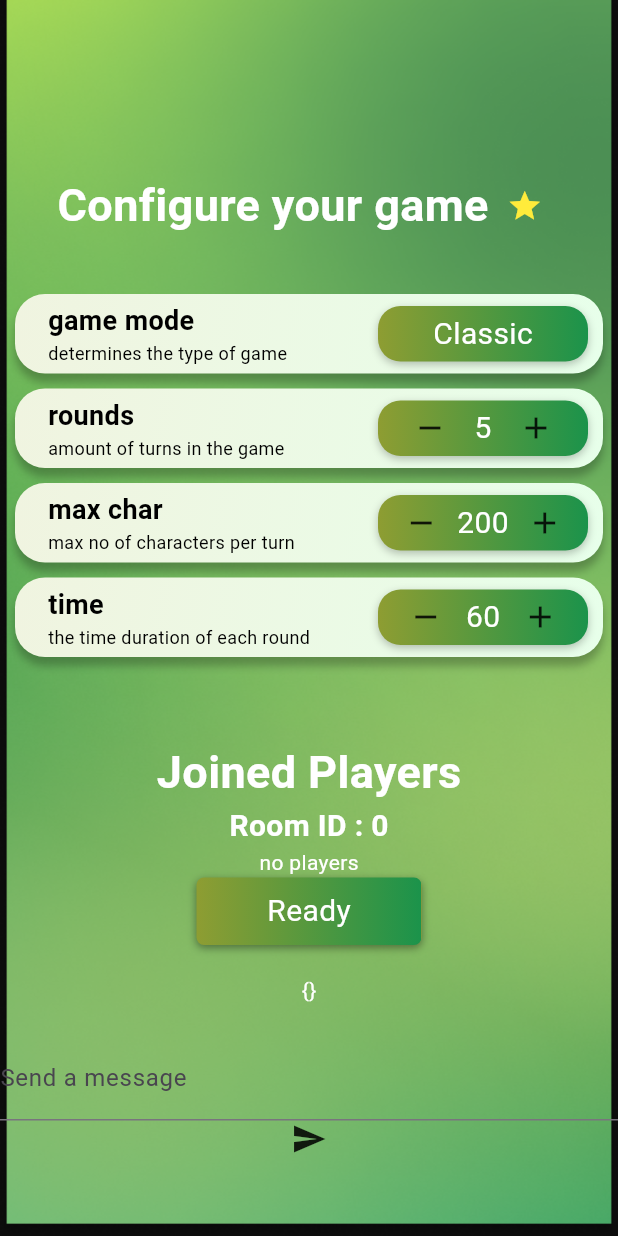
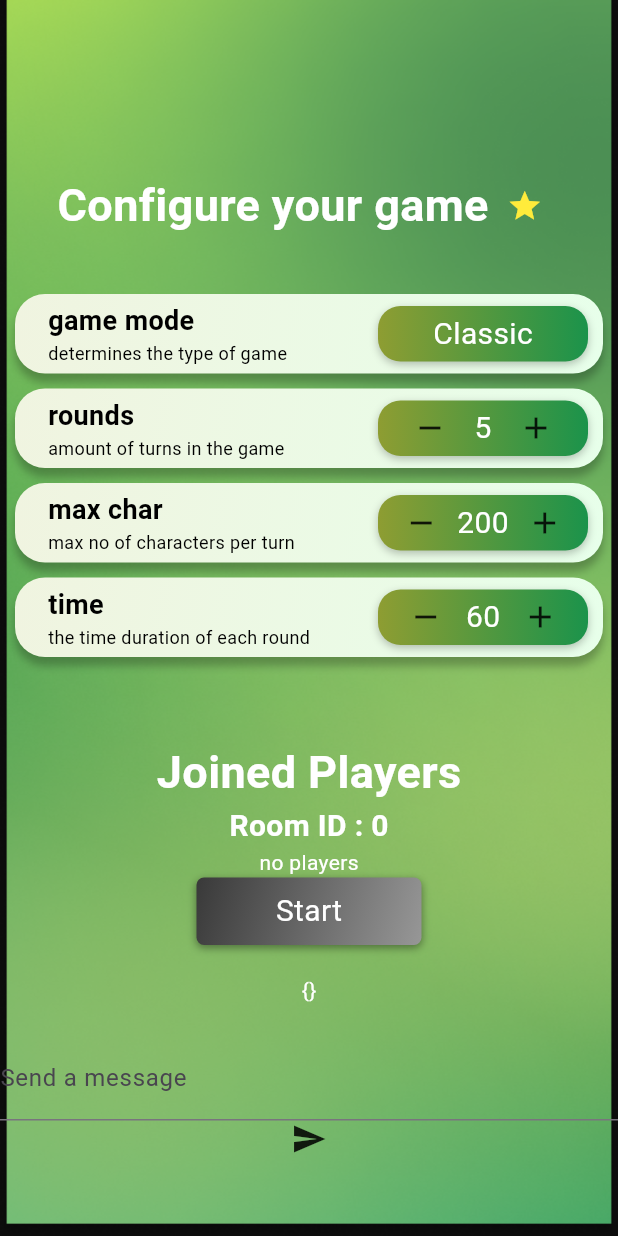
Before and after one commit to FrostyCake47/TextTales, a Flutter app: the LobbyScreen screen opened by its route, after a tap on the "star" icon, on a phone screen of 412 x 824 dp. Run offline on Flutter 3.47's test engine with Material 3 defaults, Android fonts, the phone set to English and light mode, and no system bars; our stand-ins replace firebase_auth, firebase_core, flutter_riverpod, flutter_spinkit, flutter_svg, fluttertoast and 4 more; missing offline and left inert: dart:ffi; accounts and stored records are empty; network calls fail; Roboto replaces fonts that are missing (Poppins).

Commit message:
leader start

```diff
--- a/lib/components/readybutton.dart
+++ b/lib/components/readybutton.dart
@@ -1,12 +1,22 @@
 import 'package:flutter/material.dart';
 import 'package:texttales/constants/colors.dart';
 import 'package:texttales/constants/textstyles.dart';
+import 'package:texttales/models/lobbystatus.dart';
 
 class ReadyButton extends StatelessWidget {
-  const ReadyButton({super.key});
+  final String mode;
+  final bool isReady;
+  final LobbyStatus lobbyStatus;
+  const ReadyButton({super.key, required this.isReady, required this.mode, required this.lobbyStatus});
 
   @override
   Widget build(BuildContext context) {
+    int readyCount = 0;
+    lobbyStatus.readyPlayers.forEach((_playerId, state) {
+      if(state == true) readyCount++;
+    });
+    int playerCount = lobbyStatus.currentPlayers.length;
+
     return Container(
       width: 150,
       height: 45,
@@ -14,7 +24,8 @@ class ReadyButton extends StatelessWidget {
       padding: EdgeInsets.symmetric(horizontal: 10, vertical: 4),
       decoration: BoxDecoration(
         borderRadius: BorderRadius.circular(5),
-        gradient: configCardInnerGradient,
+        gradient: (mode == 'create') ? (playerCount-1 == readyCount ? configCardInnerGradient : playerCardNotStart)
+         : (isReady ? playerCardNotReady : configCardInnerGradient),
 
         boxShadow: const [
           BoxShadow(
@@ -25,7 +36,10 @@ class ReadyButton extends StatelessWidget {
           ),
         ],
       ),
-      child: Center(child: Text('Ready', style: textMedium.copyWith(color: Colors.white),))
+      child: mode == 'create' ? (Center(child: Text('Start', style: textMedium.copyWith(color: Colors.white),))) :
+      Center(child: Text(isReady ? 'Not Ready' : 'Ready', style: textMedium.copyWith(color: Colors.white),)),
+
+
     );
 
   }
--- a/lib/constants/colors.dart
+++ b/lib/constants/colors.dart
@@ -46,3 +46,19 @@ const Gradient playerCardReady = LinearGradient(
   end: FractionalOffset.bottomRight,
   tileMode: TileMode.repeated
 );
+
+const Gradient playerCardNotReady = LinearGradient(
+  colors: [Color.fromARGB(255, 202, 88, 99),Color.fromARGB(255, 223, 140, 80)],
+  stops: [0.0, 1.0],
+  begin: FractionalOffset.topLeft,
+  end: FractionalOffset.bottomRight,
+  tileMode: TileMode.repeated
+);
+
+const Gradient playerCardNotStart = LinearGradient(
+  colors: [Color.fromARGB(255, 57, 57, 57),Color.fromARGB(255, 151, 151, 151)],
+  stops: [0.0, 1.0],
+  begin: FractionalOffset.topLeft,
+  end: FractionalOffset.bottomRight,
+  tileMode: TileMode.repeated
+);
--- a/lib/models/lobbystatus.dart
+++ b/lib/models/lobbystatus.dart
@@ -69,8 +69,8 @@ class LobbyStatus {
     return LobbyStatus(
       map['roomId'] != null ? map['roomId'] as int : null,
       Set<Player>.from((map['currentPlayers'] as List<int>).map<Player>((x) => Player.fromMap(x as Map<String,dynamic>),),),
-      Map<String, bool>.from((map['readyPlayers'] as Map<String, bool>),
-    ));
+      Map<String, bool>.from((map['readyPlayers'] as Map<String, bool>)),
+    );
   }
 
   String toJson() => json.encode(toMap());
--- a/lib/screens/lobby.dart
+++ b/lib/screens/lobby.dart
@@ -229,10 +229,10 @@ class _LobbyScreenState extends ConsumerState<LobbyScreen> {
                     GestureDetector(
                       onTap: (){
                         setState(() {
-                          widget.broadcastFlag = 2;
+                          if(widget.mode == 'join') widget.broadcastFlag = 2;
                         });
                       },
-                      child: ReadyButton(),
+                      child: ReadyButton(isReady: lobbyStatus.readyPlayers[player.playerId] ?? false, mode: widget.mode ?? 'join', lobbyStatus: lobbyStatus,),
                     ),
 
                     Text(lobbyStatus.readyPlayers.toString()),
```
